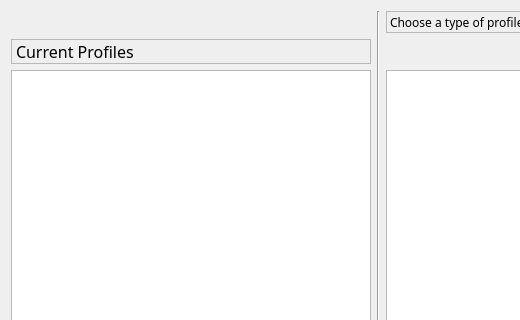
Before: the Qt Designer form mainwindow.ui in barbosaMatheus/USR_Coffee_Profiles, drawn with Qt 5; both pictures show x 0 to 520 and y 0 to 320 of the 756 by 491 pixel window.
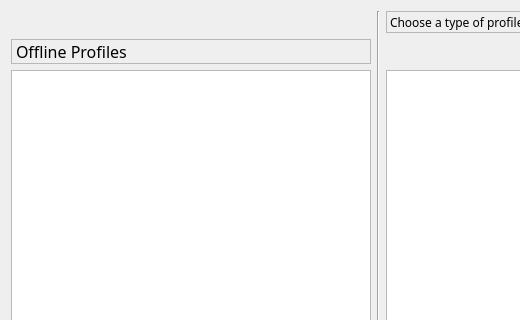
After: the same form once the commit is applied.

Commit message: Changed the GUI for the table, changed the order of table columns. Added a feature to allow table editing by pressing enter on the value box. Added splash screen. Changed application name and added image background to profiles list. Also changed profiles list lable from "Current Profiles" to "Offline Profiles" which is more appropriate now.

Diff of the .ui file:
```diff
--- a/mainwindow.ui
+++ b/mainwindow.ui
@@ -172,7 +172,7 @@
        <number>5</number>
       </property>
       <property name="text">
-       <string>&lt;html&gt;&lt;head/&gt;&lt;body&gt;&lt;p&gt;Current Profiles&lt;/p&gt;&lt;/body&gt;&lt;/html&gt;</string>
+       <string>&lt;html&gt;&lt;head/&gt;&lt;body&gt;&lt;p&gt;Offline Profiles&lt;/p&gt;&lt;/body&gt;&lt;/html&gt;</string>
       </property>
      </widget>
     </item>
```
Left out of the diff: 21 changed lines with no effect on the pictures. The commit also changes 7 other files.
